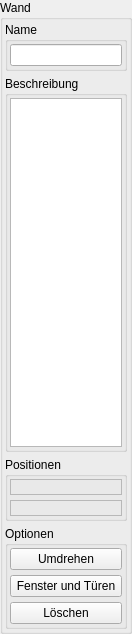
This is trunk/editor/toolWidgetWallNew.ui in BackupTheBerlios/bbuilder-svn as Qt 5 draws it before an edit. The edited form follows.
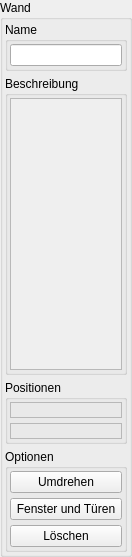
This is the edited form.

The edit to the form file:
```diff
--- a/trunk/editor/toolWidgetWallNew.ui
+++ b/trunk/editor/toolWidgetWallNew.ui
@@ -9,7 +9,7 @@
     <x>0</x>
     <y>0</y>
     <width>132</width>
-    <height>634</height>
+    <height>557</height>
    </rect>
   </property>
   <property name="windowTitle" >
@@ -145,7 +145,11 @@
           <number>5</number>
          </property>
          <item row="0" column="0" >
-          <widget class="QTextEdit" name="textEdit_WallDesc" />
+          <widget class="QTextEdit" name="textEdit_WallDesc" >
+           <property name="enabled" >
+            <bool>false</bool>
+           </property>
+          </widget>
          </item>
         </layout>
        </widget>
```
